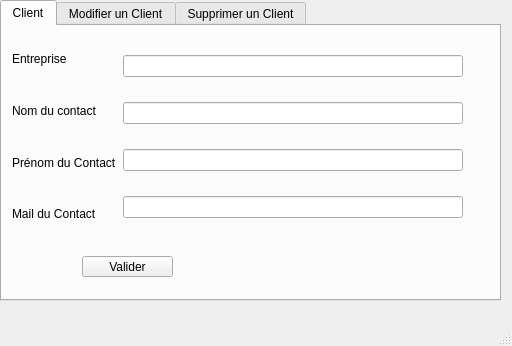
Qt form Assistants/AssistantClient.ui (baptiste-pasquier/eurocorporate) before a commit.
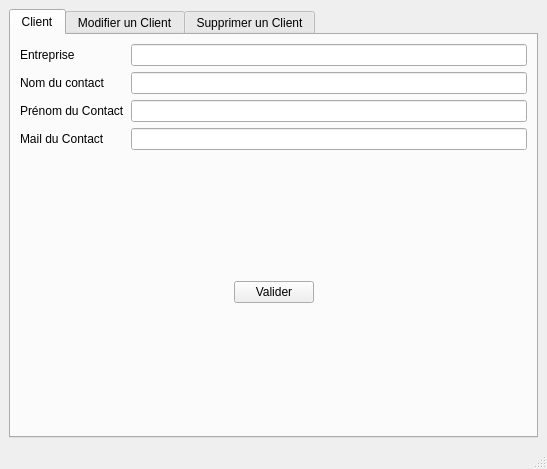
The same form after that commit. Icons and pictures are not drawn.

What changed in the file:
```diff
--- a/Assistants/AssistantClient.ui
+++ b/Assistants/AssistantClient.ui
@@ -6,23 +6,17 @@
    <rect>
     <x>0</x>
     <y>0</y>
-    <width>512</width>
-    <height>346</height>
+    <width>547</width>
+    <height>469</height>
    </rect>
   </property>
   <property name="windowTitle">
    <string>MainWindow</string>
   </property>
   <widget class="QWidget" name="centralwidget">
+   <layout class="QVBoxLayout" name="verticalLayout_3">
+    <item>
    <widget class="QTabWidget" name="tabWidget_Valider">
-    <property name="geometry">
-     <rect>
-      <x>0</x>
-      <y>0</y>
-      <width>501</width>
-      <height>301</height>
-     </rect>
-    </property>
     <property name="currentIndex">
      <number>0</number>
     </property>
@@ -30,28 +24,8 @@
      <attribute name="title">
       <string>Client</string>
      </attribute>
-     <widget class="QPushButton" name="pushButton_Valider">
-      <property name="geometry">
-       <rect>
-        <x>80</x>
-        <y>230</y>
-        <width>91</width>
-        <height>21</height>
-       </rect>
-      </property>
-      <property name="text">
-       <string>Valider</string>
-      </property>
-     </widget>
-     <widget class="QWidget" name="horizontalLayoutWidget_2">
-      <property name="geometry">
-       <rect>
-        <x>10</x>
-        <y>10</y>
-        <width>451</width>
-        <height>201</height>
-       </rect>
-      </property>
+       <layout class="QVBoxLayout" name="verticalLayout_7">
+        <item>
       <layout class="QHBoxLayout" name="horizontalLayout_2">
        <item>
         <layout class="QVBoxLayout" name="verticalLayout_5">
@@ -102,7 +76,71 @@
         </layout>
        </item>
       </layout>
-     </widget>
+        </item>
+        <item>
+         <spacer name="verticalSpacer">
+          <property name="orientation">
+           <enum>Qt::Vertical</enum>
+          </property>
+          <property name="sizeHint" stdset="0">
+           <size>
+            <width>20</width>
+            <height>114</height>
+           </size>
+          </property>
+         </spacer>
+        </item>
+        <item>
+         <layout class="QHBoxLayout" name="horizontalLayout_4">
+          <item>
+           <spacer name="horizontalSpacer">
+            <property name="orientation">
+             <enum>Qt::Horizontal</enum>
+            </property>
+            <property name="sizeHint" stdset="0">
+             <size>
+              <width>40</width>
+              <height>20</height>
+             </size>
+            </property>
+           </spacer>
+          </item>
+          <item>
+           <widget class="QPushButton" name="pushButton_Valider">
+            <property name="text">
+             <string>Valider</string>
+            </property>
+           </widget>
+          </item>
+          <item>
+           <spacer name="horizontalSpacer_2">
+            <property name="orientation">
+             <enum>Qt::Horizontal</enum>
+            </property>
+            <property name="sizeHint" stdset="0">
+             <size>
+              <width>40</width>
+              <height>20</height>
+             </size>
+            </property>
+           </spacer>
+          </item>
+         </layout>
+        </item>
+        <item>
+         <spacer name="verticalSpacer_2">
+          <property name="orientation">
+           <enum>Qt::Vertical</enum>
+          </property>
+          <property name="sizeHint" stdset="0">
+           <size>
+            <width>20</width>
+            <height>113</height>
+           </size>
+          </property>
+         </spacer>
+        </item>
+       </layout>
     </widget>
     <widget class="QWidget" name="tab_2">
      <attribute name="title">
@@ -212,16 +250,8 @@
      </widget>
     </widget>
    </widget>
-  </widget>
-  <widget class="QMenuBar" name="menubar">
-   <property name="geometry">
-    <rect>
-     <x>0</x>
-     <y>0</y>
-     <width>512</width>
-     <height>21</height>
-    </rect>
-   </property>
+    </item>
+   </layout>
   </widget>
   <widget class="QStatusBar" name="statusbar"/>
  </widget>
```
Left out of the diff: 85 changed lines with no effect on the pictures. Lines whose indentation alone changed are shown as unchanged.
